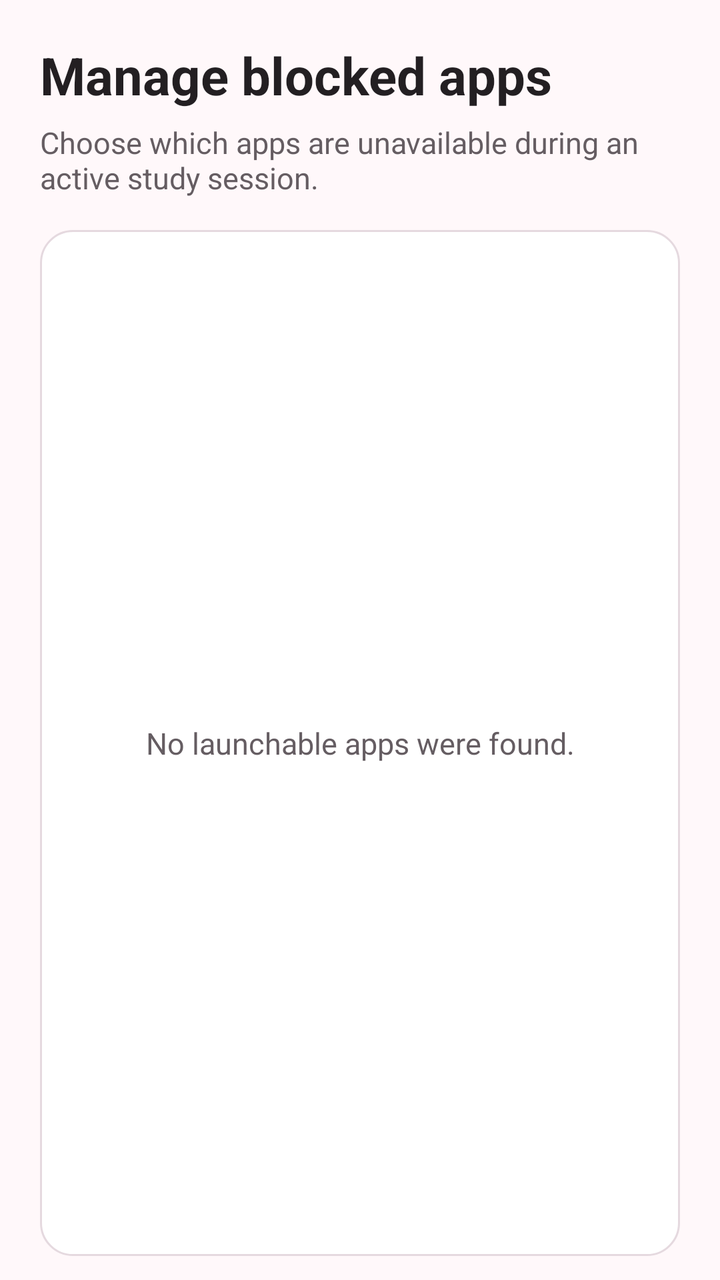
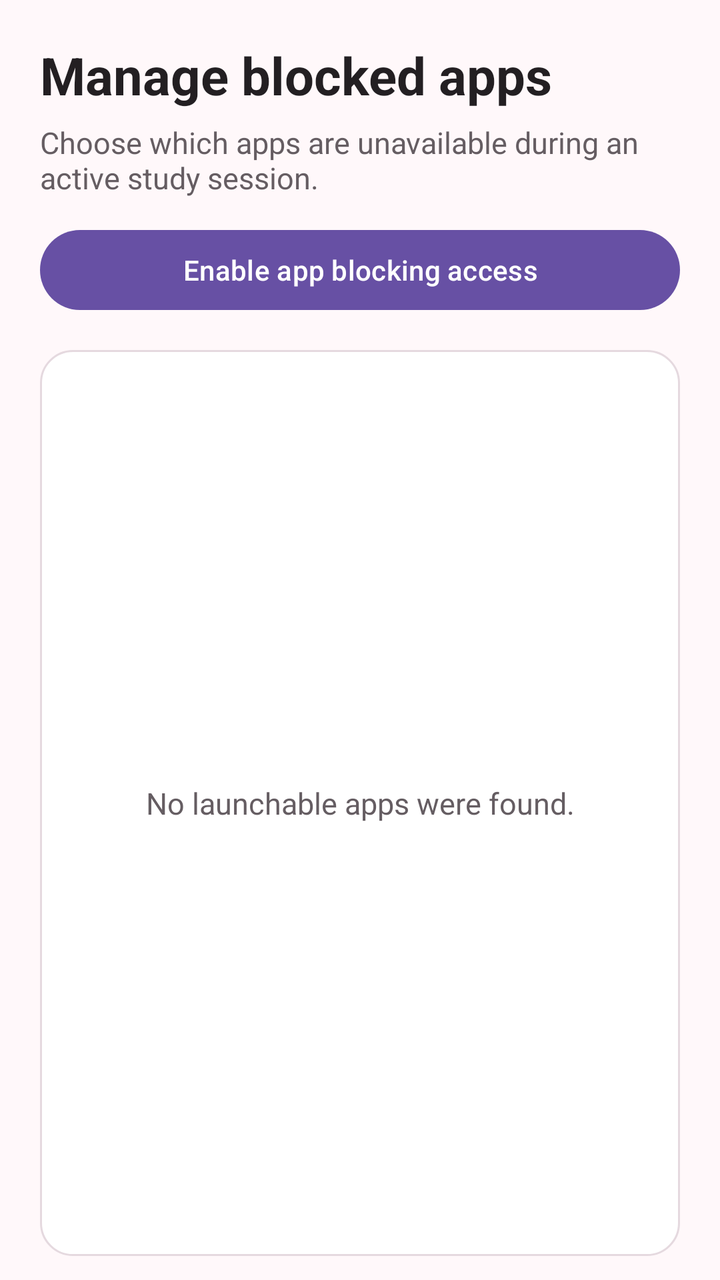

Two renders of the same Android screen: before a commit and after it. Below are the layout's source before the change and the commit's diff.
<!-- AndroidManifest.xml: application theme Theme.Zone -->
<!-- res/layout/activity_manage_blocked_apps.xml -->
<?xml version="1.0" encoding="utf-8"?>
<LinearLayout xmlns:android="http://schemas.android.com/apk/res/android"
    android:layout_width="match_parent"
    android:layout_height="match_parent"
    android:background="@color/zone_background"
    android:orientation="vertical"
    android:paddingStart="20dp"
    android:paddingTop="20dp"
    android:paddingEnd="20dp"
    android:paddingBottom="12dp">

    <TextView
        android:layout_width="match_parent"
        android:layout_height="wrap_content"
        android:text="@string/manage_blocked_apps"
        android:textColor="@color/zone_text_primary"
        android:textSize="26sp"
        android:textStyle="bold" />

    <TextView
        android:layout_width="match_parent"
        android:layout_height="wrap_content"
        android:layout_marginTop="6dp"
        android:text="@string/manage_blocked_apps_subtitle"
        android:textColor="@color/zone_text_secondary"
        android:textSize="15sp" />

    <FrameLayout
        android:layout_width="match_parent"
        android:layout_height="0dp"
        android:layout_marginTop="16dp"
        android:layout_weight="1"
        android:background="@drawable/device_list_background">

        <ListView
            android:id="@+id/availableAppsList"
            android:layout_width="match_parent"
            android:layout_height="match_parent"
            android:clipToPadding="false"
            android:divider="@color/zone_border"
            android:dividerHeight="1dp"
            android:paddingTop="4dp"
            android:paddingBottom="4dp" />

        <TextView
            android:id="@+id/emptyAppsText"
            android:layout_width="match_parent"
            android:layout_height="match_parent"
            android:gravity="center"
            android:padding="24dp"
            android:text="@string/no_launchable_apps"
            android:textColor="@color/zone_text_secondary"
            android:textSize="15sp" />
    </FrameLayout>
</LinearLayout>
<!-- resources referenced by this layout -->
<resources>
  <color name="zone_background">#FFF8FA</color>
  <color name="zone_border">#E5D9DF</color>
  <color name="zone_text_primary">#231F22</color>
  <color name="zone_text_secondary">#655D62</color>
  <!-- drawable device_list_background (drawable) -->
  <?xml version="1.0" encoding="utf-8"?>
  <shape xmlns:android="http://schemas.android.com/apk/res/android" android:shape="rectangle">
      <solid android:color="@color/white" />
      <stroke android:width="1dp" android:color="@color/zone_border" />
      <corners android:radius="16dp" />
  </shape>
  <string name="manage_blocked_apps">Manage blocked apps</string>
  <string name="manage_blocked_apps_subtitle">Choose which apps are unavailable during an active study session.</string>
  <string name="no_launchable_apps">No launchable apps were found.</string>
  <style name="Theme.Zone" parent="Base.Theme.Zone" />
  <color name="white">#FFFFFFFF</color>
  <style name="Base.Theme.Zone" parent="Theme.Material3.Light">
          <item name="colorPrimary">@color/zone_primary</item>
          <item name="colorOnPrimary">@color/white</item>
          <item name="colorSecondary">@color/zone_heart</item>
          <item name="colorSurface">@color/white</item>
          <item name="colorSurfaceContainer">@color/zone_surface</item>
          <item name="colorOnSurface">@color/zone_text_primary</item>
          <item name="android:colorAccent">@color/zone_primary</item>
          <item name="android:textColorPrimary">@color/zone_text_primary</item>
          <item name="android:textColorSecondary">@color/zone_text_secondary</item>
          <item name="android:navigationBarColor">@color/white</item>
          <item name="android:statusBarColor">@color/zone_primary</item>
          <item name="android:windowLightStatusBar">false</item>
          <item name="android:windowBackground">@drawable/background_gradient</item>
      </style>
  <color name="zone_primary">#6750A4</color>
  <color name="zone_heart">#D8325A</color>
  <color name="zone_surface">#FFF1F4</color>
  <!-- drawable background_gradient (drawable) -->
  <?xml version="1.0" encoding="utf-8"?>
  <shape xmlns:android="http://schemas.android.com/apk/res/android"
      android:shape="rectangle">
      <gradient
          android:startColor="@color/white"
          android:endColor="@color/sky_blue"
          android:angle="270" />
  </shape>
  <color name="sky_blue">#87CEEB</color>
</resources>

<!-- the commit's change to res/layout/activity_manage_blocked_apps.xml (unified diff, before → after) -->
@@ -24,6 +24,13 @@
         android:text="@string/manage_blocked_apps_subtitle"
         android:textColor="@color/zone_text_secondary"
         android:textSize="15sp" />
+
+    <Button
+        android:id="@+id/appBlockingPermissionButton"
+        android:layout_width="match_parent"
+        android:layout_height="wrap_content"
+        android:layout_marginTop="12dp"
+        android:text="@string/app_blocking_access_off" />
 
     <FrameLayout
         android:layout_width="match_parent"
<!-- resource entries referenced after the edit -->
@@ -11,6 +11,7 @@
       <stroke android:width="1dp" android:color="@color/zone_border" />
       <corners android:radius="16dp" />
   </shape>
+  <string name="app_blocking_access_off">Enable app blocking access</string>
   <string name="manage_blocked_apps">Manage blocked apps</string>
   <string name="manage_blocked_apps_subtitle">Choose which apps are unavailable during an active study session.</string>
   <string name="no_launchable_apps">No launchable apps were found.</string>
